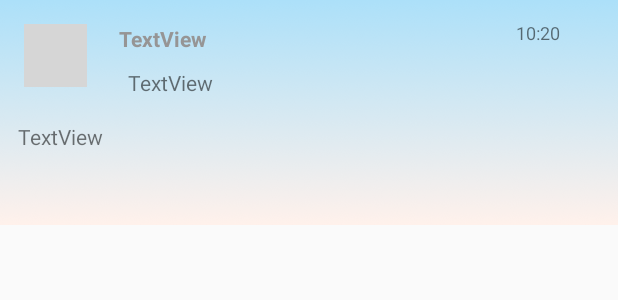
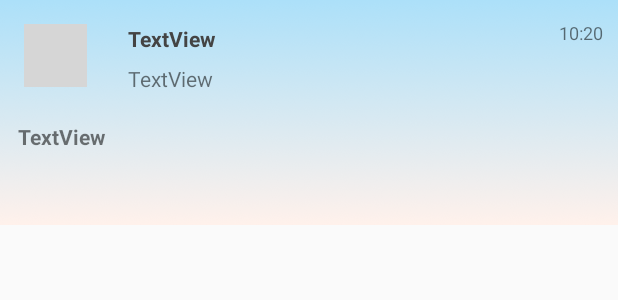
Before and after one commit to bkoziel/FirstAndroidStudioApp, an Android app: the layout row_comment.xml on its own in the app's theme, with its tools: preview values and no code run, on a phone screen of 412 x 824 dp. Shown: the top 300 px of the screen. Run offline under Robolectric (Android 15) with nearby library versions, the light colour scheme and no system bars; grey boxes are pictures that could not be loaded.

Commit message:
design update 2.0

```diff
--- a/app/src/main/res/layout/row_comment.xml
+++ b/app/src/main/res/layout/row_comment.xml
@@ -21,32 +21,35 @@
         app:layout_constraintTop_toTopOf="parent"
         tools:srcCompat="@tools:sample/avatars" />
 
+
     <TextView
         android:id="@+id/comment_username"
         android:layout_width="wrap_content"
         android:layout_height="wrap_content"
-        android:layout_marginStart="21dp"
+        android:layout_marginStart="27dp"
         android:layout_marginLeft="16dp"
         android:layout_marginTop="8dp"
         android:layout_toEndOf="@+id/comment_user_img"
         android:text="TextView"
-        android:textColor="#969595"
+        android:textColor="#444444"
         android:textStyle="bold"
         app:layout_constraintStart_toEndOf="@+id/comment_user_img"
         app:layout_constraintTop_toTopOf="parent" />
 
-
     <TextView
         android:id="@+id/comment_date"
-        android:layout_width="wrap_content"
+        android:layout_width="245dp"
         android:layout_height="wrap_content"
-        android:layout_marginStart="206dp"
+        android:layout_alignParentEnd="true"
+        android:layout_centerHorizontal="true"
+        android:layout_marginStart="12dp"
         android:layout_marginLeft="8dp"
         android:layout_marginTop="5dp"
-        android:layout_marginEnd="16dp"
+        android:layout_marginEnd="10dp"
         android:layout_marginRight="16dp"
         android:layout_toEndOf="@+id/comment_username"
         android:text="10:20"
+        android:textAlignment="viewEnd"
         android:textSize="12sp"
         app:layout_constraintEnd_toEndOf="parent"
         app:layout_constraintHorizontal_bias="1.0"
@@ -55,12 +58,13 @@
 
     <TextView
         android:id="@+id/commentText"
-        android:layout_width="303dp"
-        android:layout_height="64dp"
+        android:layout_width="304dp"
+        android:layout_height="92dp"
         android:layout_below="@+id/comment_username"
 
+        android:layout_centerVertical="true"
         android:layout_marginStart="85dp"
-        android:layout_marginTop="10dp"
+        android:layout_marginTop="7dp"
         android:layout_marginEnd="3dp"
         android:layout_marginBottom="559dp"
         android:text="TextView" />
@@ -73,5 +77,6 @@
         android:layout_alignParentTop="true"
         android:layout_marginStart="12dp"
         android:layout_marginTop="73dp"
-        android:text="TextView" />
+        android:text="TextView"
+        android:textStyle="bold" />
 </RelativeLayout>
```
Also changed, not shown: app/src/main/res/layout/activity_login.xml (+31 -63 lines), app/src/main/res/layout/activity_main.xml (+13 -28 lines).
